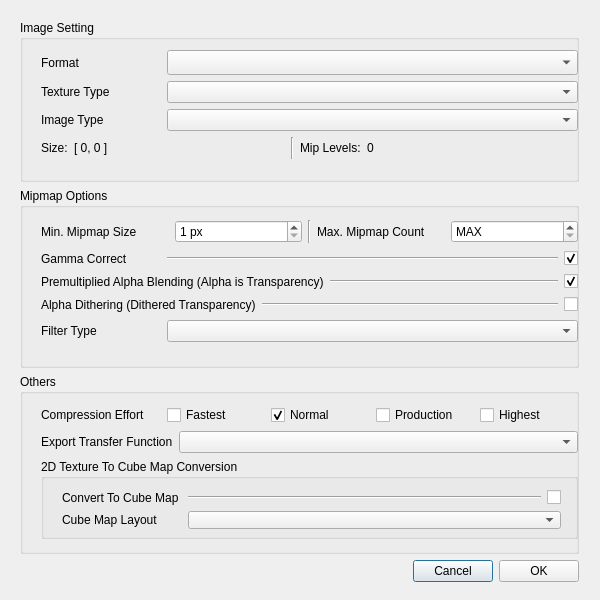
Old version of the form AssetManager/TextureImportDialog.ui in the repository goheungchoi/mini-project.
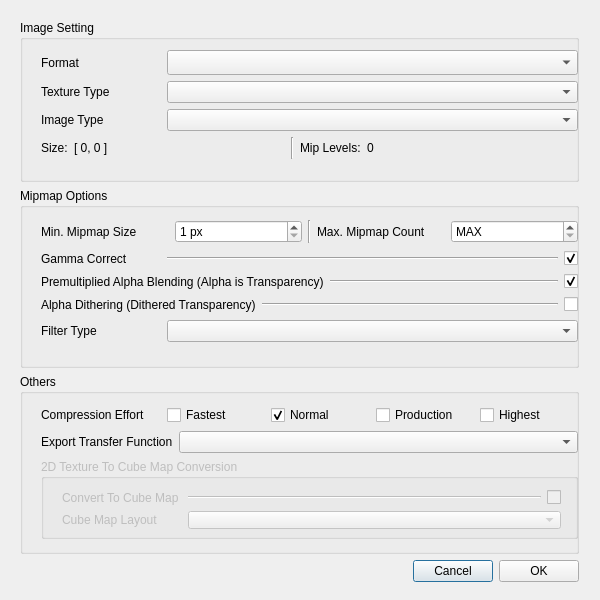
New version of the form.

```diff
--- a/AssetManager/TextureImportDialog.ui
+++ b/AssetManager/TextureImportDialog.ui
@@ -703,6 +703,9 @@
         </item>
         <item>
          <widget class="QGroupBox" name="cubeMapGroupBox">
+          <property name="enabled">
+           <bool>false</bool>
+          </property>
           <property name="sizePolicy">
            <sizepolicy hsizetype="Preferred" vsizetype="Preferred">
             <horstretch>0</horstretch>
```
